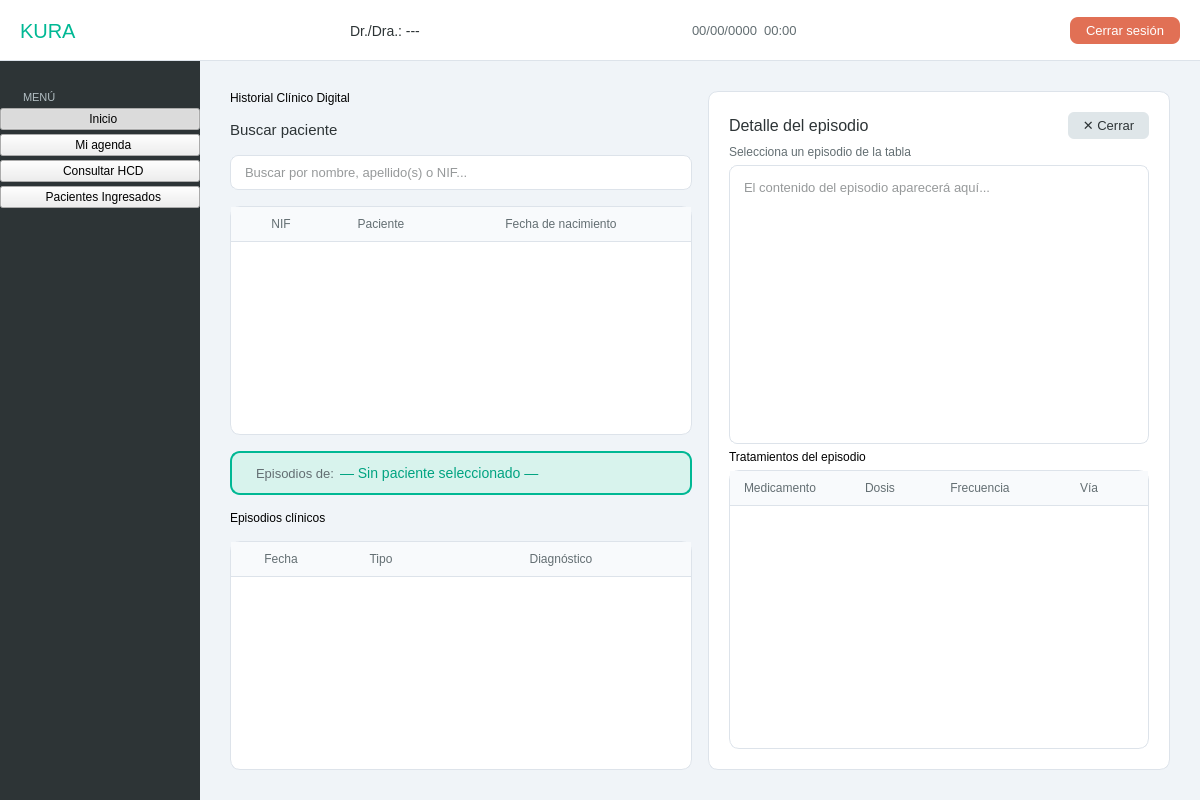
Old version of the form src/vista/Ui/VistaMedico.ui in the repository hgarcg04/software-engineering.
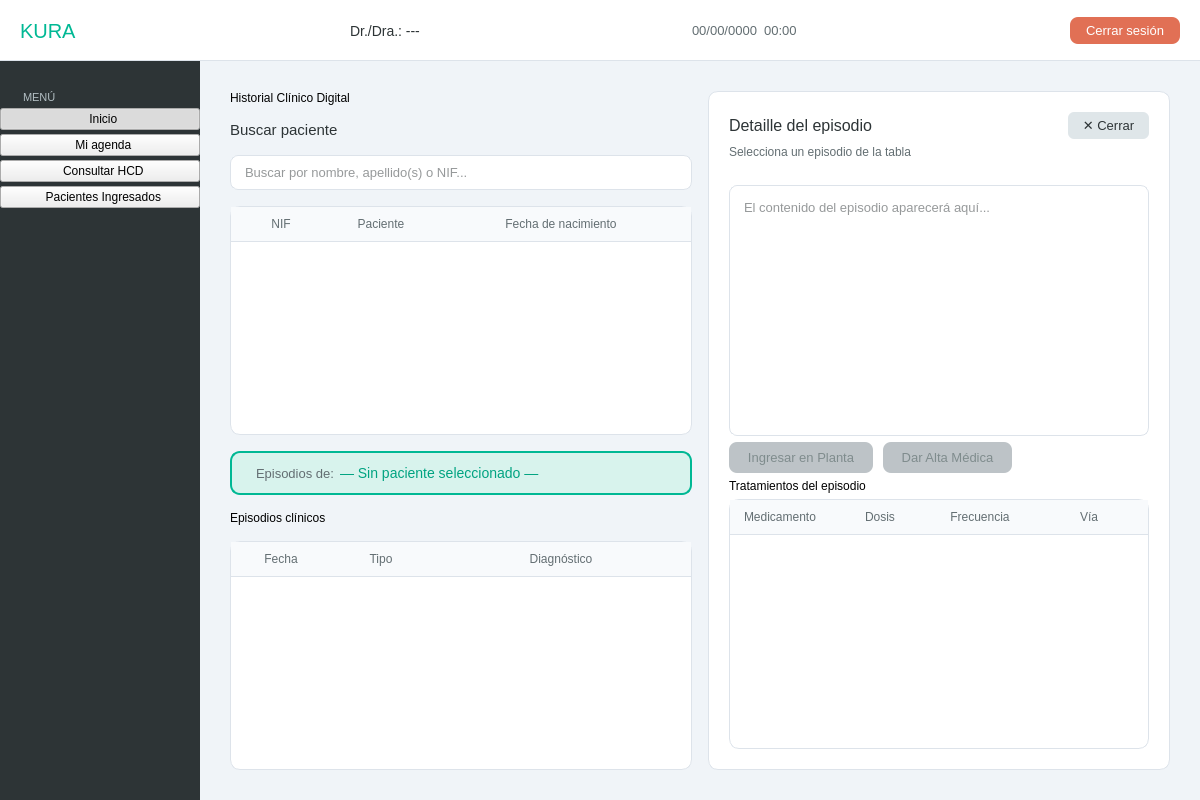
New version of the form. The open tabs and pages were chosen to show the change.

```diff
--- a/src/vista/Ui/VistaMedico.ui
+++ b/src/vista/Ui/VistaMedico.ui
@@ -51,6 +51,32 @@
     QLineEdit:focus, QComboBox:focus, QDateEdit:focus { border: 1px solid #00b894; }
     #search_bar { border: 1px solid #dde3ea; border-radius: 8px; padding: 8px 12px; background-color: #ffffff; font-size: 13px; color: #2d3436; }
     #search_bar:focus { border: 1px solid #00b894; }
+    
+    /* ESTILOS BOTÓN DE ALTA */
+    #btn_dar_alta_hcd {
+        background-color: #e17055;
+        color: white;
+        border-radius: 8px;
+        padding: 8px 18px;
+        font-family: 'Segoe UI Semibold';
+        font-size: 13px;
+        border: none;
+    }
+    #btn_dar_alta_hcd:hover { background-color: #c0392b; }
+    #btn_dar_alta_hcd:disabled { background-color: #bdc3c7; color: #7f8c8d; }
+
+    /* ESTILOS BOTÓN DE INGRESO (CON COLORES DIFERENCIADOS POR ESTADO) */
+    #btn_ingresar_planta_hcd {
+        background-color: #0984e3; /* Azul llamativo e informativo cuando está activo */
+        color: white;
+        border-radius: 8px;
+        padding: 8px 18px;
+        font-family: 'Segoe UI Semibold';
+        font-size: 13px;
+        border: none;
+    }
+    #btn_ingresar_planta_hcd:hover { background-color: #00a8ff; }
+    #btn_ingresar_planta_hcd:disabled { background-color: #bdc3c7; color: #7f8c8d; }
    </string>
   </property>
   <widget class="QWidget" name="centralwidget">
@@ -263,18 +289,46 @@
              <property name="bottomMargin"><number>20</number></property>
              <item>
               <layout class="QHBoxLayout">
-               <item><widget class="QLabel" name="lbl_detalle_titulo"><property name="text"><string>Detalle del episodio</string></property></widget></item>
+               <property name="spacing"><number>10</number></property>
+               <item><widget class="QLabel" name="lbl_detalle_titulo"><property name="text"><string>Detaille del episodio</string></property></widget></item>
                <item><spacer><property name="orientation"><enum>Qt::Horizontal</enum></property><property name="sizeHint" stdset="0"><size><width>0</width><height>0</height></size></property></spacer></item>
                <item><widget class="QPushButton" name="btn_cerrar_detalle"><property name="text"><string>✕ Cerrar</string></property></widget></item>
               </layout>
              </item>
              <item><widget class="QLabel" name="lbl_detalle_sub"><property name="text"><string>Selecciona un episodio de la tabla</string></property></widget></item>
+             
+             <item>
+              <widget class="QLabel" name="lbl_estado_hcd">
+               <property name="text"><string></string></property>
+              </widget>
+             </item>
+             
              <item>
               <widget class="QTextEdit" name="txt_detalle_episodio">
                <property name="readOnly"><bool>true</bool></property>
                <property name="placeholderText"><string>El contenido del episodio aparecerá aquí...</string></property>
               </widget>
              </item>
+             
+             <item>
+              <layout class="QHBoxLayout" name="layout_acciones_hospitalarias">
+               <property name="spacing"><number>10</number></property>
+               <item>
+                <widget class="QPushButton" name="btn_ingresar_planta_hcd">
+                 <property name="enabled"><bool>false</bool></property>
+                 <property name="text"><string>Ingresar en Planta</string></property>
+                </widget>
+               </item>
+               <item>
+                <widget class="QPushButton" name="btn_dar_alta_hcd">
+                 <property name="enabled"><bool>false</bool></property>
+                 <property name="text"><string>Dar Alta Médica</string></property>
+                </widget>
+               </item>
+               <item><spacer><property name="orientation"><enum>Qt::Horizontal</enum></property><property name="sizeHint" stdset="0"><size><width>0</width><height>0</height></size></property></spacer></item>
+              </layout>
+             </item>
+             
              <item><widget class="QLabel" name="lbl_detalle_titulo"><property name="text"><string>Tratamientos del episodio</string></property></widget></item>
              <item>
               <widget class="QTableWidget" name="tabla_tratamientos_hcd">
```
Left out of the diff: 27 changed lines with no effect on the pictures. Lines whose indentation alone changed are shown as unchanged.
